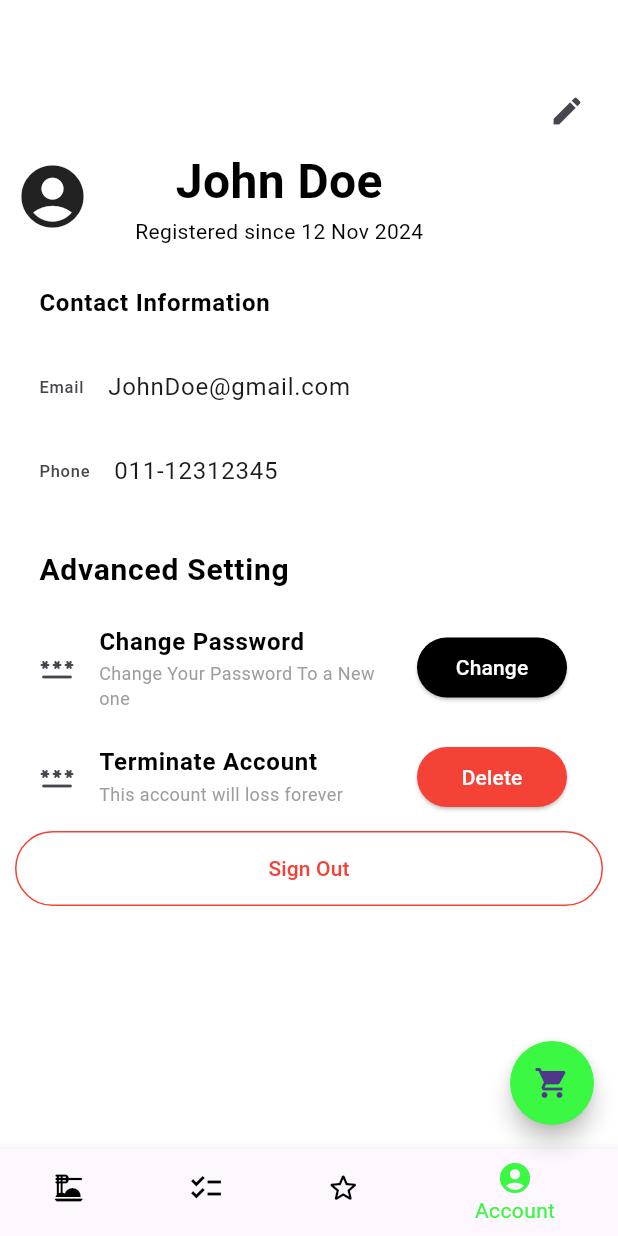
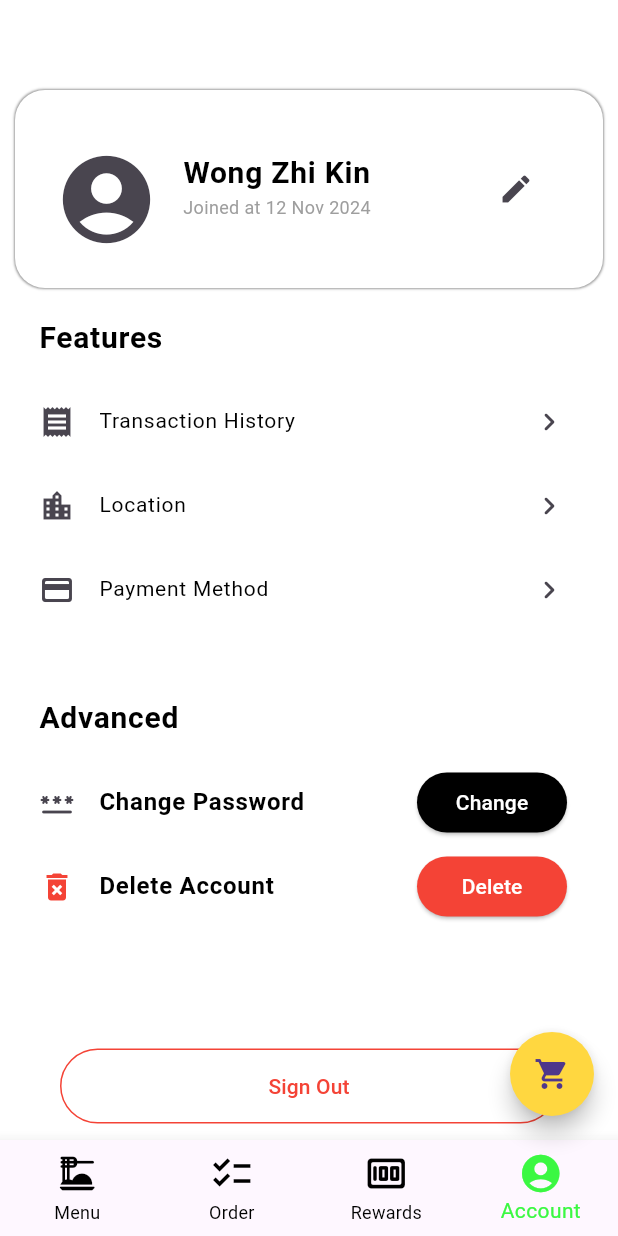
Before and after one commit to JEDIWONG/Chef_Palette_Mobile, a Flutter app: the screen it shows after launch, item 4 of the bottom bar chosen, after a tap on the "edit" icon, on a phone screen of 412 x 824 dp. Run offline on Flutter 3.47's test engine with Material 3 defaults, Android fonts, the phone set to English and light mode, and no system bars.

Commit message:
updates and fixes

```diff
--- a/lib/app.dart
+++ b/lib/app.dart
@@ -9,6 +9,7 @@
   Widget build(BuildContext context) {
     return const MaterialApp(
       title: 'Chef Palette',
+      debugShowCheckedModeBanner: false,
       home: Index()
     );
   }
--- a/lib/component/account_card.dart
+++ b/lib/component/account_card.dart
@@ -9,42 +9,31 @@
   Widget build(BuildContext context) {
     return Container(
       width: MediaQuery.sizeOf(context).width,
+      padding: const EdgeInsets.symmetric(vertical: 30,horizontal: 10),
+      margin: EdgeInsets.fromLTRB(0, 10, 0, 5),
+      decoration: const BoxDecoration(
+        color: Colors.white,
+        borderRadius: BorderRadius.all(Radius.circular(20)),
+        boxShadow: [
+          BoxShadow(
+            blurRadius: 0.5,
+            spreadRadius: 0.1,
+            blurStyle: BlurStyle.normal,
+            offset: Offset(0, 0),
+            color: Colors.grey,
+          )
+        ]
+      ),
+      child:  Column(
+        children: [
 
-      child: Column(
-        children: [
-          Align(
-            alignment: Alignment.centerRight,
-            child:IconButton(onPressed: (){}, icon: const Icon(Icons.edit)),
-          ),
-
-          Row(
-            children: [
-              const Icon(Icons.account_circle_rounded,size: 50,),
-              Container(
-                margin: const EdgeInsets.symmetric(horizontal: 30),
-
-                child: Column(
-                  children: [
-                    Text("John Doe",textAlign: TextAlign.left,style: CustomStyle.h1,),
-                    Text("Registered since 12 Nov 2024",textAlign: TextAlign.left,style: CustomStyle.txt,),
-                  ],
-                ),
-              )
-            ],
+          ListTile(
+            leading: const Icon(Icons.account_circle_rounded,size: 70,),
+            title: Text("Wong Zhi Kin",style:CustomStyle.h3 ,),
+            subtitle: Text("Joined at 12 Nov 2024",style: CustomStyle.subtitle,),
+            trailing: IconButton(onPressed: (){}, icon:const Icon(Icons.edit))
 
           ),
-
-          Container(
-            width: MediaQuery.sizeOf(context).width,
-            margin: const EdgeInsets.symmetric(vertical: 10),
-            child: Column(
-              children: [
-                ListTile(title: Text("Contact Information",style: CustomStyle.h4,textAlign: TextAlign.left,),),
-                const ListTile(leading: Text("Email"),title: Text("JohnDoe@gmail.com"),),
-                const ListTile(leading: Text("Phone"),title: Text("011-12312345"),),
-              ],
-            ),
-          )
 
         ],
       ),
--- a/lib/component/account_setting.dart
+++ b/lib/component/account_setting.dart
@@ -7,16 +7,16 @@
   @override
   Widget build(BuildContext context) {
     return Container(
+      margin: const EdgeInsets.symmetric(vertical: 30),
       child: Column(
         children: [
           ListTile(
-            leading: Text("Advanced Setting",style: CustomStyle.h3,),
+            leading: Text("Advanced",style: CustomStyle.h3,),
           ),
           ListTile(
 
             leading: const Icon(Icons.password_rounded),
             title: Text("Change Password",style: CustomStyle.h4,),
-            subtitle: Text("Change Your Password To a New one",style: CustomStyle.subtitle,),
             trailing: ElevatedButton(
               onPressed: (){},
               style: ElevatedButton.styleFrom(
@@ -24,23 +24,23 @@
                 foregroundColor: Colors.white,
                 fixedSize: Size(100, 30)
               ),
-              child: Text("Change"),
+              child: const Text("Change"),
 
             ),
           ),
           ListTile(
 
-            leading: const Icon(Icons.password_rounded),
-            title: Text("Terminate Account",style: CustomStyle.h4,),
-            subtitle: Text("This account will loss forever",style: CustomStyle.subtitle,),
+            leading: const Icon(Icons.delete_forever,color: Colors.red,),
+            title: Text("Delete Account",style: CustomStyle.h4,),
+
             trailing: ElevatedButton(
               onPressed: (){},
               style: ElevatedButton.styleFrom(
                 backgroundColor: Colors.red,
                 foregroundColor: Colors.white,
-                fixedSize: Size(100, 30)
+                fixedSize: const Size(100, 30)
               ),
-              child: Text("Delete"),
+              child: const Text("Delete"),
 
             ),
           )
--- a/lib/component/search.dart
+++ b/lib/component/search.dart
@@ -1,4 +1,3 @@
-import 'package:chef_palette/style/style.dart';
 import 'package:flutter/material.dart';
 
 class Search extends StatelessWidget{
@@ -15,22 +14,22 @@
           children: [
 
             ListTile(
-              leading: const Text("Welcome",style: TextStyle(color: Colors.white,fontSize: 24,fontWeight: FontWeight.bold),),
+              leading: const Text("Good Day",style: TextStyle(color: Colors.white,fontSize: 24,fontWeight: FontWeight.bold),),
               trailing: IconButton(
                 onPressed: (){},
                 style: IconButton.styleFrom(
                   backgroundColor: Colors.amber,
                   elevation: 3.0
                 ),
-                icon: Icon(Icons.notifications_rounded,color: Colors.black,),
+                icon:  const Icon(Icons.notifications_rounded,color: Colors.black,),
               )
             ),
              ListTile(
               title: Container(
-                margin: EdgeInsets.symmetric(vertical: 10),
+                margin: const EdgeInsets.symmetric(vertical: 10),
                 padding: const EdgeInsets.symmetric(horizontal: 10),
                 height: 45,
-                child:  SearchBar(
+                child:  const SearchBar(
                 leading: Icon(Icons.search),
                 hintText: "Search",
               ),
--- a/lib/index.dart
+++ b/lib/index.dart
@@ -1,5 +1,6 @@
 import 'package:chef_palette/component/search.dart';
 import 'package:chef_palette/screen/account.dart';
+import 'package:chef_palette/screen/cart.dart';
 import 'package:chef_palette/screen/menu.dart';
 import 'package:chef_palette/screen/order.dart';
 import 'package:chef_palette/style/style.dart';
@@ -38,18 +39,21 @@
       body: pageList.elementAt(selectedIndex),
 
       floatingActionButton: FloatingActionButton(
-        onPressed: (){},
-        backgroundColor: const Color.fromARGB(255, 59, 248, 66),
-        shape: const CircleBorder(
-        ),
+        onPressed: (){Navigator.push(context, MaterialPageRoute(builder: (context)=>const Cart()));},
+        backgroundColor: Colors.amberAccent,
+        shape: const CircleBorder(),
         child: const Icon(Icons.shopping_cart)
       ),
+
+      floatingActionButtonLocation: FloatingActionButtonLocation.endFloat,
 
       bottomNavigationBar: BottomNavigationBar(
         currentIndex: selectedIndex,
         onTap: _switchPage,
         selectedItemColor: const Color.fromARGB(255, 59, 248, 66),
         unselectedItemColor: Colors.black,
+        iconSize: 30,
+        type: BottomNavigationBarType.fixed,
 
         items: const [
           BottomNavigationBarItem(
@@ -63,7 +67,7 @@
           ),
 
           BottomNavigationBarItem(
-            icon: Icon(Icons.star_outline_rounded),
+            icon: Icon(Icons.money_rounded),
             label: 'Rewards',
           ),
 
--- a/lib/screen/account.dart
+++ b/lib/screen/account.dart
@@ -1,5 +1,8 @@
+import 'package:chef_palette/auth/auth.dart';
+import 'package:chef_palette/auth/login.dart';
 import 'package:chef_palette/component/account_card.dart';
 import 'package:chef_palette/component/account_setting.dart';
+import 'package:chef_palette/style/style.dart';
 import 'package:flutter/material.dart';
 
 class Account extends StatelessWidget{
@@ -14,16 +17,23 @@
         child: Column(
           children: [
             const AccountCard(),
+            ListTile(title: Text("Features",style: CustomStyle.h3,),),
+            const AccountTile(title: "Transaction History", icon: Icons.receipt),
+            const AccountTile(title: "Location", icon: Icons.location_city),
+            const AccountTile(title: "Payment Method", icon: Icons.payment_rounded),
             const AccountSetting(),
 
+            const SizedBox(height: 50,),
             OutlinedButton(
 
-              onPressed: (){},
+              onPressed: (){
+                Navigator.push(context, MaterialPageRoute(builder: (context)=>const Auth()));
+              },
               style: OutlinedButton.styleFrom(
                 backgroundColor: Colors.white,
                 side: const BorderSide(color: Colors.red),
                 foregroundColor: Colors.red,
-                fixedSize: Size(MediaQuery.sizeOf(context).width, 50),
+                fixedSize: Size(MediaQuery.sizeOf(context).width-80, 50),
               ),
               child:const Text("Sign Out")
             )
@@ -32,6 +42,28 @@
       )
     );
   }
+}
 
 
+class AccountTile extends StatelessWidget{
+  const AccountTile({super.key, required this.title, required this.icon});
+
+  final String title;
+  final IconData icon;
+
+  @override
+  Widget build(BuildContext context) {
+    return InkWell(
+      onTap: () {
+
+      },
+      splashColor: Colors.green,
+      child: ListTile(
+        leading: Icon(icon),
+        title: Text(title,style: CustomStyle.txt,),
+        trailing: const Icon(Icons.navigate_next_rounded),
+      ),
+    );
+  }
+
 }
--- a/lib/screen/menu.dart
+++ b/lib/screen/menu.dart
@@ -9,8 +9,9 @@
   Widget build(BuildContext context) {
     return   Scaffold(
       appBar: AppBar(
+        automaticallyImplyLeading: false,
         toolbarHeight: 150,
-        title: Search(),
+        title: const Search(),
         centerTitle: true,
         elevation: 3.0,
         shadowColor: Colors.black,
--- a/lib/style/style.dart
+++ b/lib/style/style.dart
@@ -8,6 +8,7 @@
   static TextStyle h2 = const TextStyle(fontSize: 24,fontWeight: FontWeight.bold,color: Colors.black);
   static TextStyle h3= const TextStyle(fontSize: 20,fontWeight: FontWeight.bold,color: Colors.black);
   static TextStyle h4 = const TextStyle(fontSize: 16,fontWeight: FontWeight.bold,color: Colors.black);
+  static TextStyle h5 = const TextStyle(fontSize: 14,fontWeight: FontWeight.bold,color: Colors.black);
   static TextStyle txt = const TextStyle(fontSize: 14,fontWeight: FontWeight.normal,color: Colors.black);
 
   static TextStyle subtitle = const TextStyle(fontSize: 12,fontWeight: FontWeight.normal,color: Colors.grey);
--- a/pubspec.yaml
+++ b/pubspec.yaml
@@ -61,6 +61,7 @@
   # To add assets to your application, add an assets section, like this:
   assets:
     - assets/images/logo.png
+    - assets/images/bg.png
 
   # An image asset can refer to one or more resolution-specific "variants", see
   # https://flutter.dev/to/resolution-aware-images
```
Also changed, not shown: lib/auth/auth.dart (+8 -12 lines), lib/auth/login.dart (+88 -28 lines), lib/component/custom_button.dart (+35 -0 lines), lib/component/logo.dart (deleted, +0 -19 lines), lib/screen/cart.dart (added, +27 -0 lines), assets/images/bg.png (added), assets/images/logo.png.
